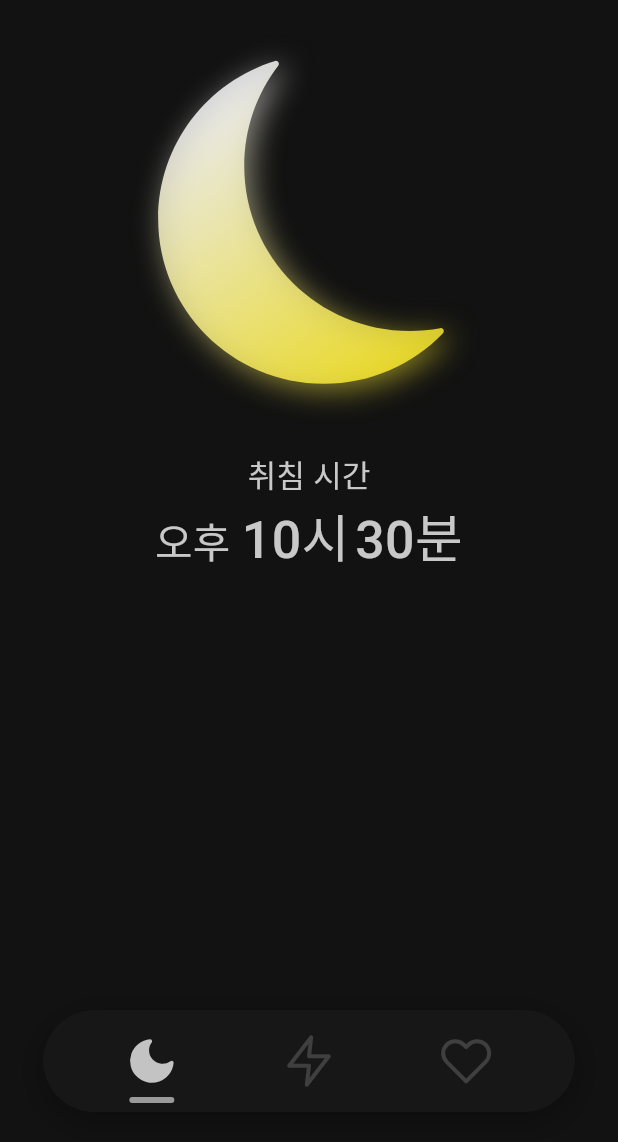
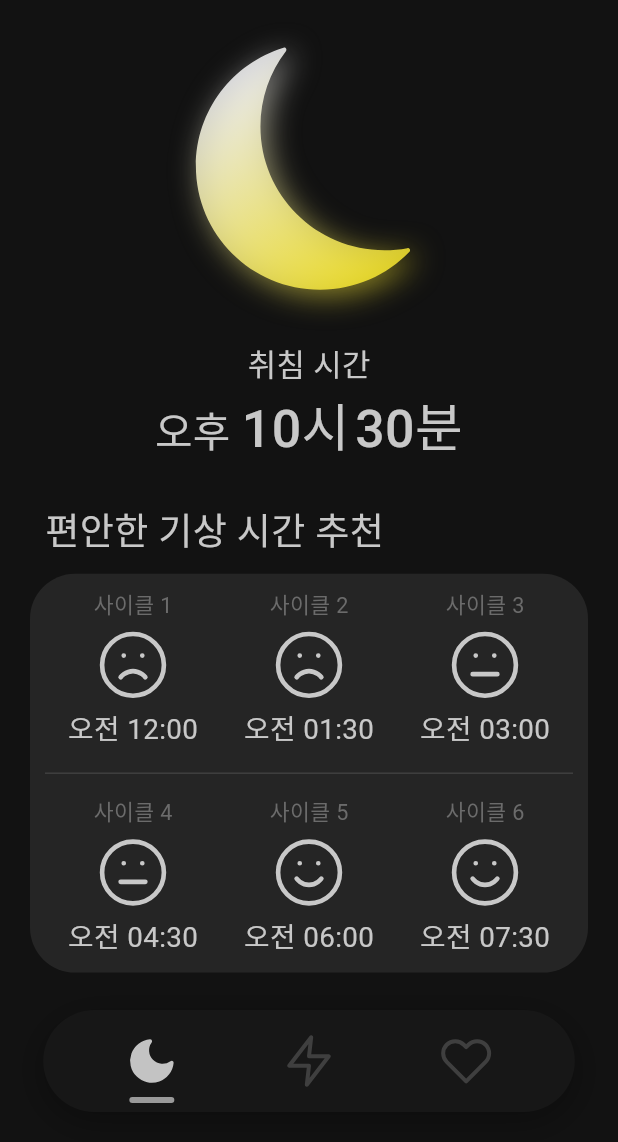
Before and after one commit to devforyou0523/time_to, a Flutter app: the screen it shows after launch, after a tap on "내가 잠에 들 시간은?", on a phone screen of 412 x 824 dp, the part 94-1236 px from its top. Run offline on Flutter 3.47's test engine with Material 3 defaults, Android fonts, the phone set to English and light mode, and no system bars; our stand-ins replace flutter_svg.

Commit message:
수면 타이머 완성

```diff
--- a/lib/main.dart
+++ b/lib/main.dart
@@ -1,5 +1,5 @@
-// main.dart (optimized)
 import 'package:flutter/material.dart';
+import 'package:intl/date_symbol_data_local.dart';
 import 'package:flutter_svg/flutter_svg.dart';
 
 import 'theme/app_colors.dart';
@@ -10,6 +10,8 @@ import 'pages/relax_timer.dart';
 
 Future<void> main() async {
   WidgetsFlutterBinding.ensureInitialized();
+  await initializeDateFormatting('ko_KR', null);
+
   runApp(const MyApp());
 }
 
--- a/lib/pages/sleep_timer/sleep_timer_main.dart
+++ b/lib/pages/sleep_timer/sleep_timer_main.dart
@@ -362,31 +362,6 @@ class _SleepTimerPageState extends State<SleepTimerPage> {
     );
   }
 
-  // 메인 위젯 빌드 함수
-  @override
-  Widget build(BuildContext context) {
-    return PageView(
-      controller: _pageController,
-      physics: const NeverScrollableScrollPhysics(),
-      children: <Widget>[
-        _buildTimerSelectionView(),
-        if (_selectedType != null)
-          ResultView(
-            sleepTime: _sleepTime,
-            wakeTime: _wakeTime,
-            type: _selectedType!, // ✅ Sleep/Wake 구분
-            onBack: () {
-              _pageController.animateToPage(
-                0,
-                duration: const Duration(milliseconds: 300),
-                curve: Curves.easeInOut,
-              );
-            },
-          ),
-      ],
-    );
-  }
-
   // 시간 선택 화면 빌드 함수
   Widget _buildTimerSelectionView() {
     return Padding(
@@ -475,9 +450,34 @@ class _SleepTimerPageState extends State<SleepTimerPage> {
       ),
     );
   }
+
+  // 메인 위젯 빌드 함수
+  @override
+  Widget build(BuildContext context) {
+    return PageView(
+      controller: _pageController,
+      physics: const NeverScrollableScrollPhysics(),
+      children: <Widget>[
+        _buildTimerSelectionView(),
+        if (_selectedType != null)
+          ResultView(
+            sleepTime: _sleepTime,
+            wakeTime: _wakeTime,
+            type: _selectedType!, // ✅ Sleep/Wake 구분
+            onBack: () {
+              _pageController.animateToPage(
+                0,
+                duration: const Duration(milliseconds: 300),
+                curve: Curves.easeInOut,
+              );
+            },
+          ),
+      ],
+    );
+  }
 }
 
-// 섹션 타이틀 위젯
+// 섹션 타이틀 위젯 클래스
 class _TimeSectionTitle extends StatelessWidget {
   final String title;
   const _TimeSectionTitle({required this.title});
@@ -509,7 +509,7 @@ class _TimeSectionTitle extends StatelessWidget {
   }
 }
 
-// 시간 표시 카드 위젯
+// 시간 표시 카드 위젯 클래스
 class _TimeDisplayCard extends StatelessWidget {
   final TimeSelection time;
   final TimeWidgetKeys keys;
@@ -576,7 +576,7 @@ class _TimeDisplayCard extends StatelessWidget {
   }
 }
 
-// 밑줄 텍스트 위젯
+// 밑줄 텍스트 위젯 클래스
 class UnderlinedTextWithSpacing extends StatelessWidget {
   final String text;
   const UnderlinedTextWithSpacing({super.key, required this.text});
@@ -597,8 +597,8 @@ class UnderlinedTextWithSpacing extends StatelessWidget {
         Positioned(
           left: 0,
           right: 0,
-          bottom: 0,
-          child: Container(height: 3, color: AppColors.textPrimary),
+          bottom: 3,
+          child: Container(height: 2, color: AppColors.textPrimary),
         ),
       ],
     );
--- a/lib/pages/sleep_timer/sleep_timer_result.dart
+++ b/lib/pages/sleep_timer/sleep_timer_result.dart
@@ -1,6 +1,7 @@
 import 'dart:ui' show ImageFilter;
 import 'package:flutter/material.dart';
 import 'package:flutter_svg/flutter_svg.dart';
+import 'package:intl/intl.dart'; // 날짜 포매팅을 위해 intl 패키지를 추가해주세요.
 
 import '../../theme/app_colors.dart';
 import '../../widgets/svg_with_shadow.dart';
@@ -23,6 +24,7 @@ class ResultView extends StatelessWidget {
     required this.type,
   });
 
+  // 도움말 다이얼로그 표시 함수
   void _showHelp(BuildContext context) {
     showGeneralDialog(
       context: context,
@@ -95,14 +97,51 @@ class ResultView extends StatelessWidget {
     );
   }
 
+  // 추천 시간을 계산하는 함수
+  List<DateTime> _calculateRecommendedTimes() {
+    final List<DateTime> times = [];
+    // 기준이 될 시간을 선택 (취침 시간 or 기상 시간)
+    final baseTimeSelection = type == ResultType.sleep ? sleepTime : wakeTime;
+
+    // TimeSelection을 DateTime 객체로 변환
+    final now = DateTime.now();
+    int hour = baseTimeSelection.hour;
+    if (baseTimeSelection.period == '오후' && hour != 12) {
+      hour += 12;
+    } else if (baseTimeSelection.period == '오전' && hour == 12) {
+      hour = 0;
+    }
+    DateTime baseTime = DateTime(
+      now.year,
+      now.month,
+      now.day,
+      hour,
+      baseTimeSelection.minute,
+    );
+
+    // 90분씩 6번 더하거나 빼서 리스트에 추가
+    for (int i = 1; i <= 6; i++) {
+      if (type == ResultType.sleep) {
+        // 기상 시간 추천: 90분씩 더하기
+        times.add(baseTime.add(Duration(minutes: 90 * i)));
+      } else {
+        // 취침 시간 추천: 90분씩 빼기
+        times.add(baseTime.subtract(Duration(minutes: 90 * i)));
+      }
+    }
+    return times;
+  }
+
   @override
   Widget build(BuildContext context) {
+    final recommendedTimes = _calculateRecommendedTimes();
+
     return Padding(
       padding: const EdgeInsets.symmetric(horizontal: 20),
       child: Column(
         mainAxisAlignment: MainAxisAlignment.start,
         children: [
-          // 상단 바 (뒤로가기 + 타이틀 + info)
+          // main_title_container
           Container(
             width: double.infinity,
             padding: const EdgeInsets.symmetric(horizontal: 10.0),
@@ -143,15 +182,13 @@ class ResultView extends StatelessWidget {
               ],
             ),
           ),
-
-          // 메인 일러스트 (달)
+          // main_container
           svgWithShadow(
             assetName: "assets/images/moon.svg",
-            height: AppFonts.title(context) * 12,
-            width: AppFonts.title(context) * 12,
+            height: AppFonts.title(context) * 9,
+            width: AppFonts.title(context) * 9,
           ),
-
-          // ✅ type에 따라 sleepTime 또는 wakeTime 출력
+          // recommend_container
           Column(
             crossAxisAlignment: CrossAxisAlignment.center,
             children: [
@@ -213,13 +250,59 @@ class ResultView extends StatelessWidget {
                 ),
                 textAlign: TextAlign.center,
               ),
-              //TODO: 시간 추천 컨테이너 추가
+              SizedBox(height: AppFonts.title(context)),
               Container(
+                width: double.infinity,
+                padding: const EdgeInsets.symmetric(horizontal: 10),
+                margin: const EdgeInsets.only(bottom: 10),
+                child: Text(
+                  "편안한 ${type == ResultType.sleep ? "기상 시간" : "취침 시간"} 추천",
+                  style: TextStyle(
+                    fontSize: AppFonts.title(context),
+                    fontWeight: FontWeight.w400,
+                  ),
+                ),
+              ),
+              Container(
+                width: double.infinity,
+                padding: const EdgeInsets.symmetric(
+                  vertical: 10,
+                  horizontal: 10,
+                ),
+                decoration: BoxDecoration(
+                  color: AppColors.containerPrimary,
+                  borderRadius: BorderRadius.circular(30),
+                ),
                 child: Column(
                   children: [
-                    Row(children: []),
-                    Container(),
-                    Row(children: []),
+                    // 상단 3개 추천 시간
+                    Row(
+                      mainAxisAlignment: MainAxisAlignment.spaceAround,
+                      children: List.generate(3, (index) {
+                        return _RecommendationItem(
+                          cycle: index + 1,
+                          time: recommendedTimes[index],
+                        );
+                      }),
+                    ),
+                    // 중간 구분선
+                    Container(
+                      height: 1,
+                      margin: const EdgeInsets.symmetric(vertical: 15.0),
+                      decoration: const BoxDecoration(
+                        color: AppColors.buttonSecondary,
+                      ),
+                    ),
+                    // 하단 3개 추천 시간
+                    Row(
+                      mainAxisAlignment: MainAxisAlignment.spaceAround,
+                      children: List.generate(3, (index) {
+                        return _RecommendationItem(
+                          cycle: index + 4,
+                          time: recommendedTimes[index + 3],
+                        );
+                      }),
+                    ),
                   ],
                 ),
               ),
@@ -230,3 +313,60 @@ class ResultView extends StatelessWidget {
     );
   }
 }
+
+// 추천 시간 아이템 표시 위젯
+class _RecommendationItem extends StatelessWidget {
+  final int cycle;
+  final DateTime time;
+
+  const _RecommendationItem({required this.cycle, required this.time});
+
+  // 사이클에 따라 다른 아이콘 파일 경로를 반환하는 함수
+  String _getEmojiForCycle(int cycle) {
+    switch (cycle) {
+      case 1:
+      case 2:
+        return 'assets/images/icons/frown.svg';
+      case 3:
+      case 4:
+        return 'assets/images/icons/meh.svg';
+      case 5:
+      case 6:
+      default:
+        return 'assets/images/icons/smile.svg';
+    }
+  }
+
+  @override
+  Widget build(BuildContext context) {
+    // DateTime 객체를 '오전/오후 hh:mm' 형식의 문자열로 변환
+    final formattedTime = DateFormat('a hh:mm', 'ko_KR').format(time);
+
+    return Column(
+      children: [
+        Text(
+          '사이클 $cycle',
+          style: TextStyle(
+            fontSize: AppFonts.body(context) * 0.7,
+            color: AppColors.textSecondary,
+          ),
+        ),
+        const SizedBox(height: 4),
+        SvgPicture.asset(
+          _getEmojiForCycle(cycle),
+          width: AppFonts.title(context) * 2,
+          height: AppFonts.title(context) * 2,
+        ),
+
+        const SizedBox(height: 4),
+        Text(
+          formattedTime,
+          style: TextStyle(
+            fontSize: AppFonts.body(context) * 0.9,
+            fontWeight: FontWeight.w400,
+          ),
+        ),
+      ],
+    );
+  }
+}
--- a/pubspec.yaml
+++ b/pubspec.yaml
@@ -36,6 +36,7 @@ dependencies:
   cupertino_icons: ^1.0.8
   flutter_svg: ^2.2.0
   flutter_svg_provider: ^1.0.7
+  intl: ^0.20.2
 
 dev_dependencies:
   flutter_test:
```
Also changed, not shown: pubspec.lock.
